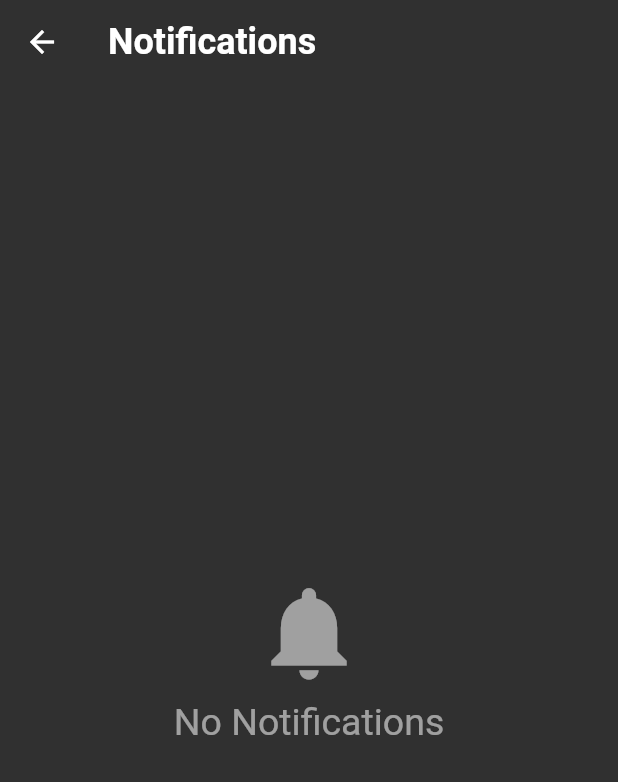
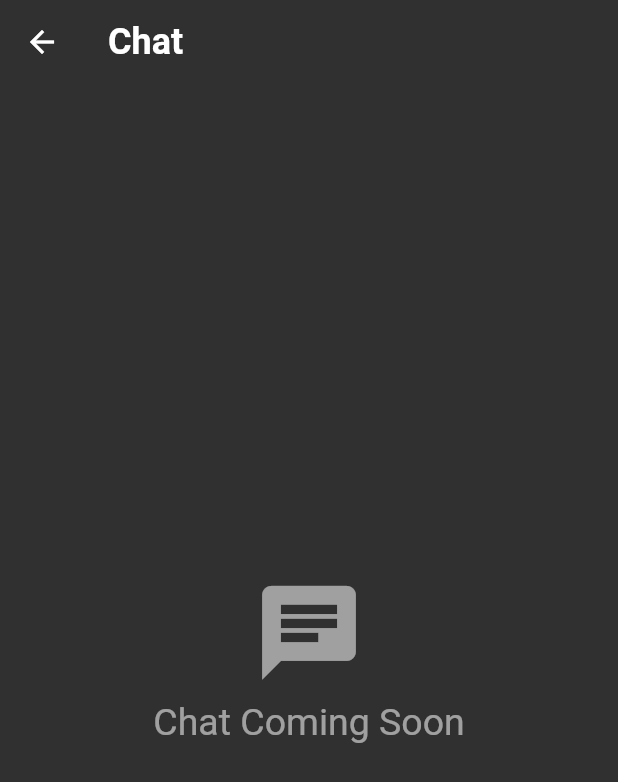
Before and after one commit to mishmash-labs/evorgaming, a Flutter app: the screen it shows after launch, after a tap on the "chat" icon, on a phone screen of 412 x 824 dp. Shown: the top 782 px of the screen. Run offline on Flutter 3.47's test engine with Material 2 defaults, Android fonts, the phone set to English and light mode, and no system bars; drawn by our look-alikes of auto_size_text; our stand-ins replace bloc, cached_network_image, dio, flutter_bloc, flutter_spinkit, flutter_widget_from_html; network calls fail.

Commit message:
added coming soon wallet and chat page

```diff
--- a/lib/pages/home/chat_page.dart
+++ b/lib/pages/home/chat_page.dart
@@ -0,0 +1,42 @@
+import 'package:flutter/material.dart';
+import 'package:auto_size_text/auto_size_text.dart';
+
+class ChatPage extends StatelessWidget {
+  @override
+  Widget build(BuildContext context) {
+    return Scaffold(
+      appBar: AppBar(
+        elevation: 0,
+        backgroundColor: Colors.transparent,
+        title: AutoSizeText(
+          "Chat",
+          style: Theme.of(context)
+              .textTheme
+              .headline5
+              .copyWith(fontWeight: FontWeight.bold),
+        ),
+      ),
+      body: Center(
+        child: Column(
+          mainAxisAlignment: MainAxisAlignment.center,
+          children: [
+            const Icon(
+              Icons.chat,
+              color: Colors.white54,
+              size: 75,
+            ),
+            const SizedBox(height: 8),
+            AutoSizeText(
+              "Chat Coming Soon",
+              style: const TextStyle(
+                fontSize: 25,
+                fontWeight: FontWeight.w400,
+                color: Colors.white54,
+              ),
+            ),
+          ],
+        ),
+      ),
+    );
+  }
+}
--- a/lib/pages/home_page.dart
+++ b/lib/pages/home_page.dart
@@ -1,6 +1,8 @@
 import 'package:cached_network_image/cached_network_image.dart';
 import 'package:evorgaming/cubits/homepage/home_cubit.dart';
 import 'package:evorgaming/models/tournamentdetails_model.dart';
+import 'package:evorgaming/pages/home/chat_page.dart';
+import 'package:evorgaming/pages/home/wallet_page.dart';
 import 'package:flutter/material.dart';
 import 'package:flutter_bloc/flutter_bloc.dart';
 import 'package:flutter_spinkit/flutter_spinkit.dart';
@@ -36,7 +38,7 @@ class HomePage extends StatelessWidget {
                     Navigator.push(
                       context,
                       MaterialPageRoute(
-                        builder: (context) => NotificationsPage(),
+                        builder: (context) => WalletPage(),
                       ),
                     );
                   },
@@ -50,7 +52,7 @@ class HomePage extends StatelessWidget {
                     Navigator.push(
                       context,
                       MaterialPageRoute(
-                        builder: (context) => NotificationsPage(),
+                        builder: (context) => ChatPage(),
                       ),
                     );
                   },
```
Also changed, not shown: lib/pages/home/wallet_page.dart (+42 -0 lines).
